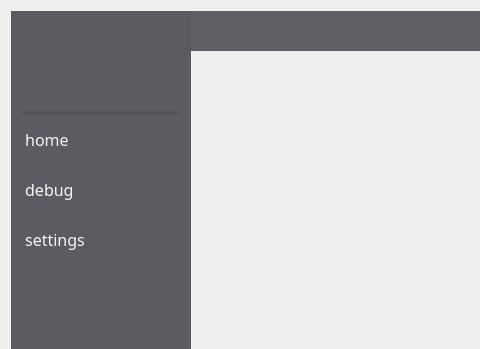
Before: the Qt Designer form main_window.ui in andregaeta/BlinkWell, drawn with Qt 5; both pictures show x 0 to 480 and y 0 to 349 of the 1063 by 749 pixel window.
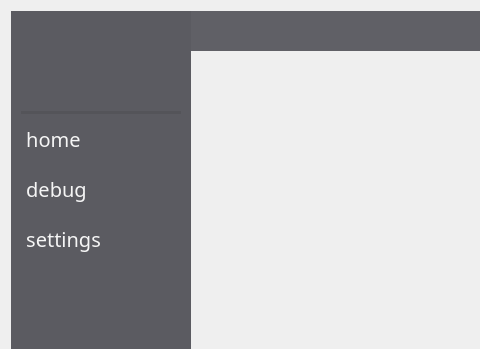
After: the same form once the commit is applied. Icons and pictures are not drawn.

The edit to the form file:
```diff
--- a/main_window.ui
+++ b/main_window.ui
@@ -222,8 +222,8 @@
               </property>
               <property name="font">
                <font>
-                <family>BIZ UDPゴシック</family>
-                <pointsize>12</pointsize>
+                <family>Ebrima</family>
+                <pointsize>15</pointsize>
                 <weight>50</weight>
                 <bold>false</bold>
                </font>
@@ -277,8 +277,8 @@
               </property>
               <property name="font">
                <font>
-                <family>BIZ UDPゴシック</family>
-                <pointsize>12</pointsize>
+                <family>Ebrima</family>
+                <pointsize>15</pointsize>
                 <weight>50</weight>
                 <bold>false</bold>
                 <stylestrategy>PreferAntialias</stylestrategy>
@@ -321,8 +321,8 @@
               </property>
               <property name="font">
                <font>
-                <family>BIZ UDPゴシック</family>
-                <pointsize>12</pointsize>
+                <family>Ebrima</family>
+                <pointsize>15</pointsize>
                 <weight>50</weight>
                 <bold>false</bold>
                </font>
```
